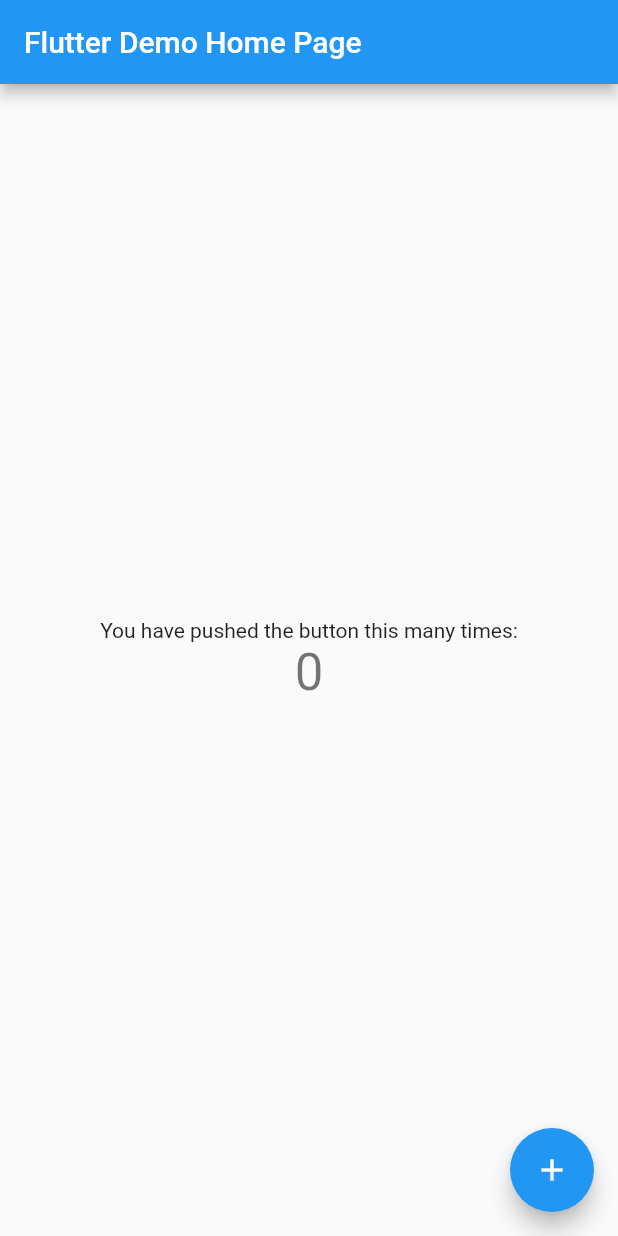
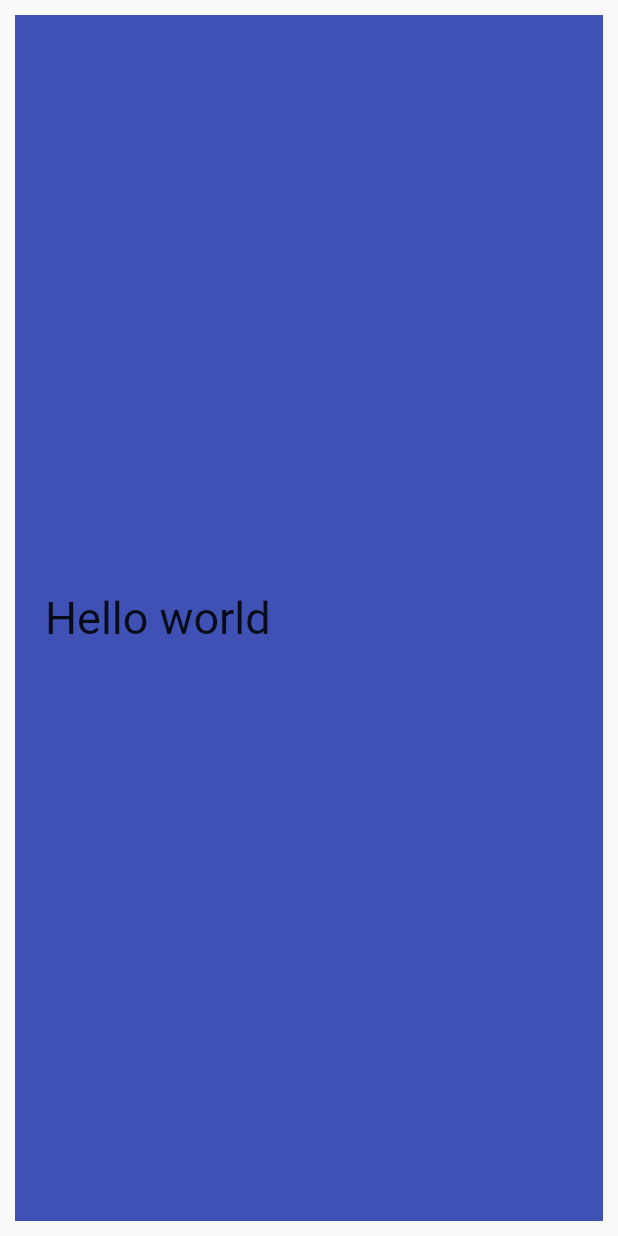
Before and after one commit to sahidur-rahman/flutter_training, a Flutter app: the screen it shows after launch, on a phone screen of 412 x 824 dp. Run offline on Flutter 3.47's test engine with Material 2 defaults, Android fonts, the phone set to English and light mode, and no system bars.

Commit message:
New files added and main.dart is modified in the live class 5

```diff
--- /dev/null
+++ b/lib/container.dart
@@ -0,0 +1,26 @@
+import 'package:flutter/material.dart';
+
+//Live class 5
+class ContainerApp extends StatelessWidget {
+  const ContainerApp({Key? key}) : super(key: key);
+
+  @override
+  Widget build(BuildContext context) {
+    return MaterialApp(
+      debugShowCheckedModeBanner: false,
+      home: Scaffold(
+        body: Center(
+          child: Container(
+            padding: EdgeInsets.symmetric(vertical: 30, horizontal: 20),
+            color: Colors.indigo,
+            constraints: BoxConstraints.expand(),
+            margin: EdgeInsets.symmetric(vertical: 10, horizontal: 10),
+            alignment: Alignment.centerLeft,
+
+            child: Text('Hello world', style: TextStyle(fontSize: 30),),
+          ),
+        ),
+      ),
+    );
+  }
+}
--- a/lib/main.dart
+++ b/lib/main.dart
@@ -1,68 +1,8 @@
 import 'package:flutter/material.dart';
+import 'package:flutter_training/myApp.dart';
+import 'container.dart';
 
 void main() {
-  runApp(const MyApp());
+  runApp(ContainerApp());
+  //runApp(MyApp());
 }
-
-class MyApp extends StatelessWidget {
-  const MyApp({Key? key}) : super(key: key);
-
-  // This widget is the root of your application.
-  @override
-  Widget build(BuildContext context) {
-    return MaterialApp(
-      title: 'Flutter Demo',
-      theme: ThemeData(
-        primarySwatch: Colors.blue,
-      ),
-      home: const MyHomePage(title: 'Flutter Demo Home Page'),
-    );
-  }
-}
-
-class MyHomePage extends StatefulWidget {
-  const MyHomePage({Key? key, required this.title}) : super(key: key);
-
-  final String title;
-
-  @override
-  State<MyHomePage> createState() => _MyHomePageState();
-}
-
-class _MyHomePageState extends State<MyHomePage> {
-  int _counter = 0;
-
-  void _incrementCounter() {
-    setState(() {
-      _counter++;
-    });
-  }
-
-  @override
-  Widget build(BuildContext context) {
-    return Scaffold(
-      appBar: AppBar(
-        title: Text(widget.title),
-      ),
-      body: Center(
-        child: Column(
-          mainAxisAlignment: MainAxisAlignment.center,
-          children: <Widget>[
-            const Text(
-              'You have pushed the button this many times:',
-            ),
-            Text(
-              '$_counter',
-              style: Theme.of(context).textTheme.headline4,
-            ),
-          ],
-        ),
-      ),
-      floatingActionButton: FloatingActionButton(
-        onPressed: _incrementCounter,
-        tooltip: 'Increment',
-        child: const Icon(Icons.add),
-      ), // This trailing comma makes auto-formatting nicer for build methods.
-    );
-  }
-}
```
Also changed, not shown: lib/myApp.dart (added, +39 -0 lines).
